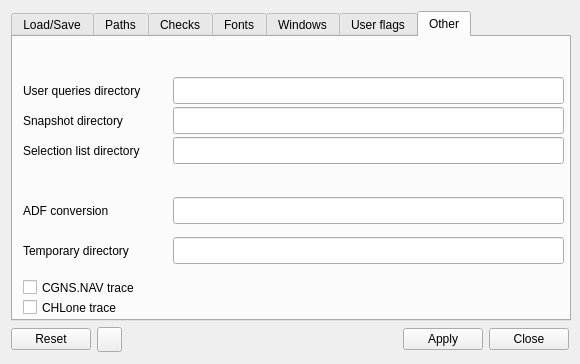
pyCGNS/pyCGNS, file NAVigater/CGNS/NAV/T/Q7OptionsWindow.ui: the form before one commit.
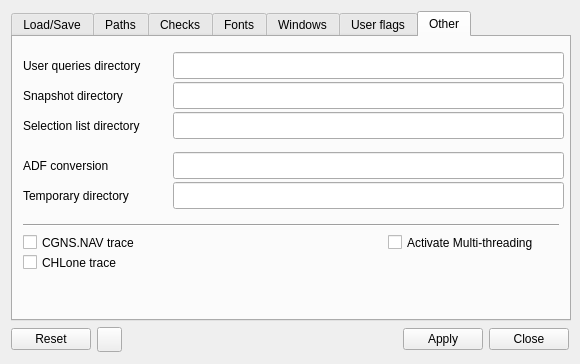
The form after the commit. The open tabs and pages were chosen to show the change. Icons and pictures are not drawn.

The edit to the form file:
```diff
--- a/NAVigater/CGNS/NAV/T/Q7OptionsWindow.ui
+++ b/NAVigater/CGNS/NAV/T/Q7OptionsWindow.ui
@@ -1501,7 +1501,7 @@
          <property name="geometry">
           <rect>
            <x>10</x>
-           <y>40</y>
+           <y>15</y>
            <width>147</width>
            <height>27</height>
           </rect>
@@ -1514,7 +1514,7 @@
          <property name="geometry">
           <rect>
            <x>10</x>
-           <y>70</y>
+           <y>45</y>
            <width>147</width>
            <height>27</height>
           </rect>
@@ -1527,7 +1527,7 @@
          <property name="geometry">
           <rect>
            <x>160</x>
-           <y>70</y>
+           <y>45</y>
            <width>391</width>
            <height>27</height>
           </rect>
@@ -1537,7 +1537,7 @@
          <property name="geometry">
           <rect>
            <x>160</x>
-           <y>40</y>
+           <y>15</y>
            <width>391</width>
            <height>27</height>
           </rect>
@@ -1547,7 +1547,7 @@
          <property name="geometry">
           <rect>
            <x>10</x>
-           <y>100</y>
+           <y>75</y>
            <width>147</width>
            <height>27</height>
           </rect>
@@ -1560,7 +1560,7 @@
          <property name="geometry">
           <rect>
            <x>160</x>
-           <y>100</y>
+           <y>75</y>
            <width>391</width>
            <height>27</height>
           </rect>
@@ -1570,7 +1570,7 @@
          <property name="geometry">
           <rect>
            <x>10</x>
-           <y>260</y>
+           <y>215</y>
            <width>111</width>
            <height>21</height>
           </rect>
@@ -1583,7 +1583,7 @@
          <property name="geometry">
           <rect>
            <x>10</x>
-           <y>240</y>
+           <y>195</y>
            <width>131</width>
            <height>21</height>
           </rect>
@@ -1596,7 +1596,7 @@
          <property name="geometry">
           <rect>
            <x>10</x>
-           <y>160</y>
+           <y>115</y>
            <width>147</width>
            <height>27</height>
           </rect>
@@ -1609,7 +1609,7 @@
          <property name="geometry">
           <rect>
            <x>160</x>
-           <y>160</y>
+           <y>115</y>
            <width>391</width>
            <height>27</height>
           </rect>
@@ -1619,7 +1619,7 @@
          <property name="geometry">
           <rect>
            <x>10</x>
-           <y>200</y>
+           <y>145</y>
            <width>151</width>
            <height>27</height>
           </rect>
@@ -1632,12 +1632,38 @@
          <property name="geometry">
           <rect>
            <x>160</x>
-           <y>200</y>
+           <y>145</y>
            <width>391</width>
            <height>27</height>
           </rect>
          </property>
         </widget>
+        <widget class="Line" name="line_2">
+         <property name="geometry">
+          <rect>
+           <x>10</x>
+           <y>180</y>
+           <width>536</width>
+           <height>16</height>
+          </rect>
+         </property>
+         <property name="orientation">
+          <enum>Qt::Horizontal</enum>
+         </property>
+        </widget>
+        <widget class="QCheckBox" name="__O_activatemultithreading">
+         <property name="geometry">
+          <rect>
+           <x>375</x>
+           <y>195</y>
+           <width>166</width>
+           <height>21</height>
+          </rect>
+         </property>
+         <property name="text">
+          <string>Activate Multi-threading</string>
+         </property>
+        </widget>
        </widget>
       </widget>
      </item>
```
